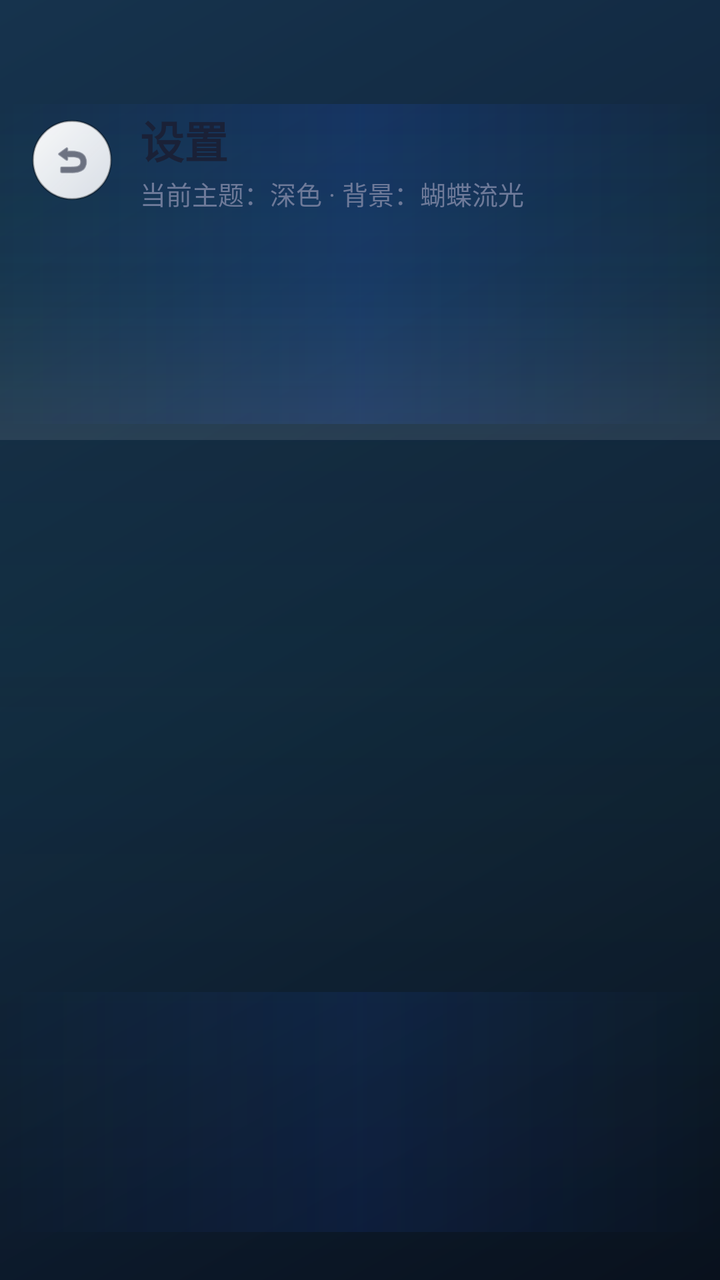
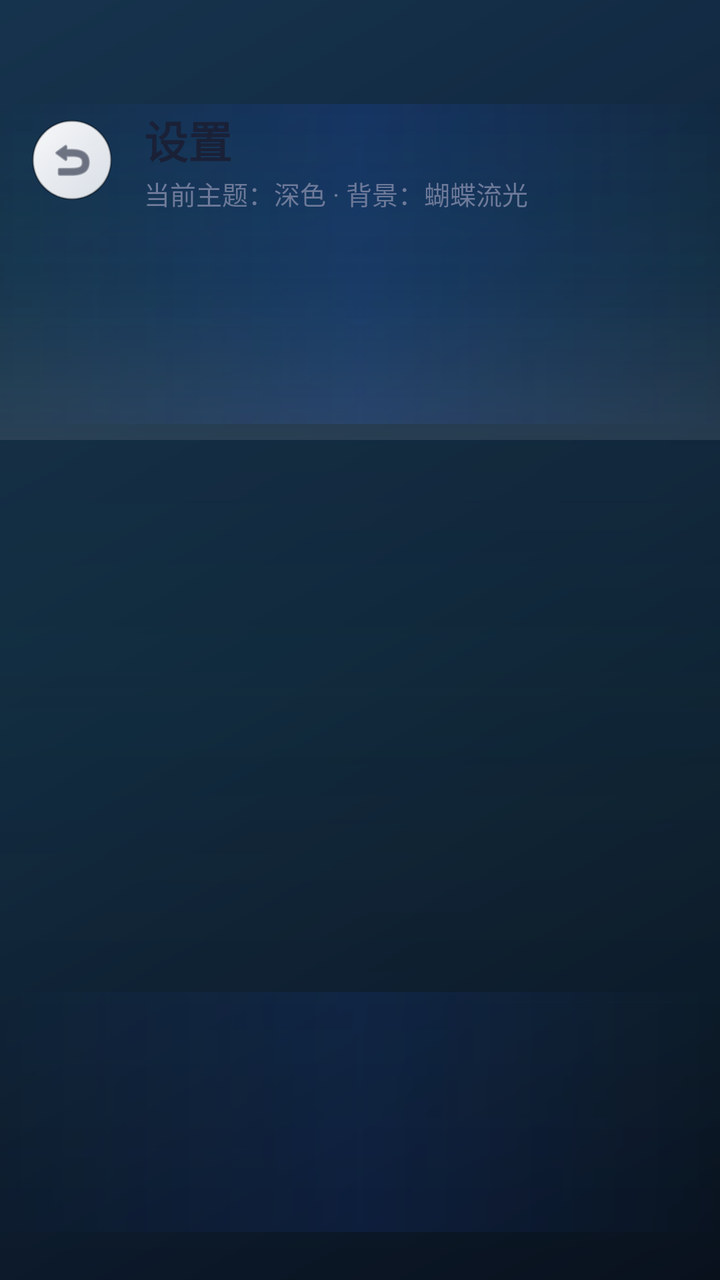

The first picture is an Android layout as it rendered before a commit; the second is the same layout after the commit. The layout source and the unified diff follow.
<!-- AndroidManifest.xml: activity theme Theme.Koukou -->
<!-- res/layout/activity_settings_detail.xml -->
<?xml version="1.0" encoding="utf-8"?>
<androidx.constraintlayout.widget.ConstraintLayout xmlns:android="http://schemas.android.com/apk/res/android"
    xmlns:app="http://schemas.android.com/apk/res-auto"
    android:layout_width="match_parent"
    android:layout_height="match_parent"
    android:background="@drawable/bg_butterfly_scene">

    <com.example.koukou.widget.CodeRainView
        android:id="@+id/code_rain_view"
        android:layout_width="0dp"
        android:layout_height="0dp"
        android:alpha="0.76"
        android:visibility="gone"
        app:layout_constraintBottom_toBottomOf="parent"
        app:layout_constraintEnd_toEndOf="parent"
        app:layout_constraintStart_toStartOf="parent"
        app:layout_constraintTop_toTopOf="parent" />

    <com.example.koukou.widget.ThemeAtmosphereView
        android:id="@+id/theme_effect_view"
        android:layout_width="0dp"
        android:layout_height="0dp"
        android:alpha="0.88"
        android:visibility="gone"
        app:layout_constraintBottom_toBottomOf="parent"
        app:layout_constraintEnd_toEndOf="parent"
        app:layout_constraintStart_toStartOf="parent"
        app:layout_constraintTop_toTopOf="parent" />

    <View
        android:id="@+id/view_top_scrim"
        android:layout_width="0dp"
        android:layout_height="168dp"
        android:background="@drawable/bg_settings_header_scrim"
        app:layout_constraintEnd_toEndOf="parent"
        app:layout_constraintStart_toStartOf="parent"
        app:layout_constraintTop_toTopOf="parent" />

    <View
        android:id="@+id/glow_halo"
        android:layout_width="0dp"
        android:layout_height="0dp"
        android:visibility="gone" />

    <View
        android:id="@+id/glow_sheen"
        android:layout_width="0dp"
        android:layout_height="0dp"
        android:visibility="gone" />

    <FrameLayout
        android:id="@+id/iv_decor"
        android:layout_width="0dp"
        android:layout_height="0dp"
        android:visibility="gone" />

    <LinearLayout
        android:id="@+id/layout_top_bar"
        android:layout_width="0dp"
        android:layout_height="@dimen/app_bar_height"
        android:layout_marginStart="@dimen/page_horizontal_padding"
        android:layout_marginEnd="@dimen/page_horizontal_padding"
        android:gravity="center_vertical"
        android:orientation="horizontal"
        app:layout_constraintEnd_toEndOf="parent"
        app:layout_constraintHorizontal_bias="0.5"
        app:layout_constraintStart_toStartOf="parent"
        app:layout_constraintTop_toTopOf="parent"
        app:layout_constraintWidth_max="@dimen/content_max_width">

        <ImageView
            android:id="@+id/iv_back"
            android:layout_width="40dp"
            android:layout_height="40dp"
            android:background="@drawable/bg_butterfly_panel"
            android:padding="10dp"
            android:src="@android:drawable/ic_menu_revert"
            android:tint="@color/butterfly_text_primary" />

        <LinearLayout
            android:layout_width="0dp"
            android:layout_height="wrap_content"
            android:layout_marginStart="14dp"
            android:layout_weight="1"
            android:orientation="vertical">

            <TextView
                android:id="@+id/tv_page_title"
                android:layout_width="match_parent"
                android:layout_height="wrap_content"
                android:text="设置"
                android:textColor="@color/butterfly_text_primary"
                android:textSize="22sp"
                android:textStyle="bold" />

            <TextView
                android:id="@+id/tv_page_subtitle"
                android:layout_width="match_parent"
                android:layout_height="wrap_content"
                android:layout_marginTop="1dp"
                android:ellipsize="end"
                android:maxLines="1"
                android:text="当前主题：深色 · 背景：蝴蝶流光"
                android:textColor="@color/butterfly_text_secondary"
                android:textSize="13sp" />
        </LinearLayout>
    </LinearLayout>

    <androidx.recyclerview.widget.RecyclerView
        android:id="@+id/rv_settings"
        android:layout_width="0dp"
        android:layout_height="0dp"
        android:clipToPadding="false"
        android:paddingStart="@dimen/page_horizontal_padding"
        android:paddingTop="12dp"
        android:paddingEnd="@dimen/page_horizontal_padding"
        android:paddingBottom="@dimen/space_lg"
        app:layout_constraintBottom_toBottomOf="parent"
        app:layout_constraintEnd_toEndOf="parent"
        app:layout_constraintHorizontal_bias="0.5"
        app:layout_constraintStart_toStartOf="parent"
        app:layout_constraintTop_toBottomOf="@id/layout_top_bar"
        app:layout_constraintWidth_max="@dimen/content_max_width" />

</androidx.constraintlayout.widget.ConstraintLayout>
<!-- resources referenced by this layout -->
<resources>
  <color name="butterfly_text_primary">#1A2137</color>
  <color name="butterfly_text_secondary">#6E7A99</color>
  <dimen name="app_bar_height">56dp</dimen>
  <dimen name="content_max_width">840dp</dimen>
  <dimen name="page_horizontal_padding">16dp</dimen>
  <dimen name="space_lg">24dp</dimen>
  <!-- drawable bg_butterfly_panel (drawable) -->
  <?xml version="1.0" encoding="utf-8"?>
  <shape xmlns:android="http://schemas.android.com/apk/res/android"
      android:shape="rectangle">
      <gradient
          android:angle="315"
          android:endColor="#DDF6F8FC"
          android:startColor="#F5FFFFFF"
          android:type="linear" />
      <stroke
          android:width="1dp"
          android:color="#4D000000" />
      <corners android:radius="24dp" />
  </shape>
  <!-- drawable bg_settings_header_scrim (drawable) -->
  <?xml version="1.0" encoding="utf-8"?>
  <shape xmlns:android="http://schemas.android.com/apk/res/android"
      android:shape="rectangle">
      <gradient
          android:angle="90"
          android:startColor="#18F3F6FC"
          android:centerColor="#0A33D8F3"
          android:endColor="#00000000"
          android:type="linear" />
  </shape>
  <style name="Theme.Koukou" parent="Base.Theme.Koukou" />
  <color name="md_theme_primary">#00D4FF</color>
  <color name="md_theme_onPrimary">#FFFFFF</color>
  <color name="md_theme_primaryContainer">#EAF4FB</color>
  <color name="md_theme_secondary">#7B2FFF</color>
  <color name="md_theme_onSecondary">#FFFFFF</color>
  <color name="md_theme_background">#F5F7FA</color>
  <color name="md_theme_surface">#FFFFFF</color>
  <color name="md_theme_onBackground">#1A2137</color>
  <color name="md_theme_onSurface">#1A2137</color>
  <style name="Widget.Koukou.Toolbar" parent="Widget.Material3.Toolbar">
          <item name="android:layout_height">@dimen/app_bar_height</item>
          <item name="titleTextColor">@color/butterfly_text_primary</item>
          <item name="subtitleTextColor">@color/butterfly_text_secondary</item>
          <item name="android:background">@android:color/transparent</item>
      </style>
  <style name="Widget.Koukou.Card" parent="Widget.Material3.CardView.Elevated">
          <item name="cardCornerRadius">@dimen/card_radius</item>
          <item name="cardElevation">@dimen/card_elevation</item>
          <item name="strokeColor">@color/card_border</item>
          <item name="strokeWidth">1dp</item>
          <item name="cardBackgroundColor">@color/card_background</item>
      </style>
  <style name="Widget.Koukou.Button" parent="Widget.Material3.Button">
          <item name="cornerRadius">24dp</item>
          <item name="android:minHeight">@dimen/button_primary_height</item>
          <item name="android:textAllCaps">false</item>
      </style>
  <style name="Widget.Koukou.TextInputLayout" parent="Widget.Material3.TextInputLayout.FilledBox">
          <item name="boxCornerRadiusTopStart">@dimen/input_corner_radius</item>
          <item name="boxCornerRadiusTopEnd">@dimen/input_corner_radius</item>
          <item name="boxCornerRadiusBottomStart">@dimen/input_corner_radius</item>
          <item name="boxCornerRadiusBottomEnd">@dimen/input_corner_radius</item>
          <item name="boxStrokeWidthFocused">2dp</item>
      </style>
  <dimen name="card_radius">16dp</dimen>
  <dimen name="card_elevation">4dp</dimen>
  <color name="card_border">#D4DCE8</color>
  <color name="card_background">#FFFFFF</color>
  <dimen name="button_primary_height">48dp</dimen>
  <dimen name="input_corner_radius">12dp</dimen>
  <!-- unchanged entries left out for length: 2 -->
</resources>

<!-- the commit's change to res/layout/activity_settings_detail.xml (unified diff, before → after) -->
@@ -21,6 +21,16 @@
         android:layout_width="0dp"
         android:layout_height="0dp"
         android:alpha="0.88"
+        android:visibility="gone"
+        app:layout_constraintBottom_toBottomOf="parent"
+        app:layout_constraintEnd_toEndOf="parent"
+        app:layout_constraintStart_toStartOf="parent"
+        app:layout_constraintTop_toTopOf="parent" />
+
+    <com.example.koukou.widget.RaindropFxView
+        android:id="@id/raindrop_view"
+        android:layout_width="0dp"
+        android:layout_height="0dp"
         android:visibility="gone"
         app:layout_constraintBottom_toBottomOf="parent"
         app:layout_constraintEnd_toEndOf="parent"
@@ -70,17 +80,17 @@
 
         <ImageView
             android:id="@+id/iv_back"
-            android:layout_width="40dp"
-            android:layout_height="40dp"
+            android:layout_width="@dimen/avatar_md"
+            android:layout_height="@dimen/avatar_md"
             android:background="@drawable/bg_butterfly_panel"
-            android:padding="10dp"
+            android:padding="@dimen/space_sm"
             android:src="@android:drawable/ic_menu_revert"
             android:tint="@color/butterfly_text_primary" />
 
         <LinearLayout
             android:layout_width="0dp"
             android:layout_height="wrap_content"
-            android:layout_marginStart="14dp"
+            android:layout_marginStart="@dimen/space_md"
             android:layout_weight="1"
             android:orientation="vertical">
 
@@ -112,7 +122,7 @@
         android:layout_height="0dp"
         android:clipToPadding="false"
         android:paddingStart="@dimen/page_horizontal_padding"
-        android:paddingTop="12dp"
+        android:paddingTop="@dimen/space_sm"
         android:paddingEnd="@dimen/page_horizontal_padding"
         android:paddingBottom="@dimen/space_lg"
         app:layout_constraintBottom_toBottomOf="parent"
<!-- resource entries referenced after the edit -->
@@ -3,9 +3,12 @@
   <color name="butterfly_text_primary">#1A2137</color>
   <color name="butterfly_text_secondary">#6E7A99</color>
   <dimen name="app_bar_height">56dp</dimen>
+  <dimen name="avatar_md">40dp</dimen>
   <dimen name="content_max_width">840dp</dimen>
   <dimen name="page_horizontal_padding">16dp</dimen>
   <dimen name="space_lg">24dp</dimen>
+  <dimen name="space_md">16dp</dimen>
+  <dimen name="space_sm">8dp</dimen>
   <!-- drawable bg_butterfly_panel (drawable) -->
   <?xml version="1.0" encoding="utf-8"?>
   <shape xmlns:android="http://schemas.android.com/apk/res/android"
